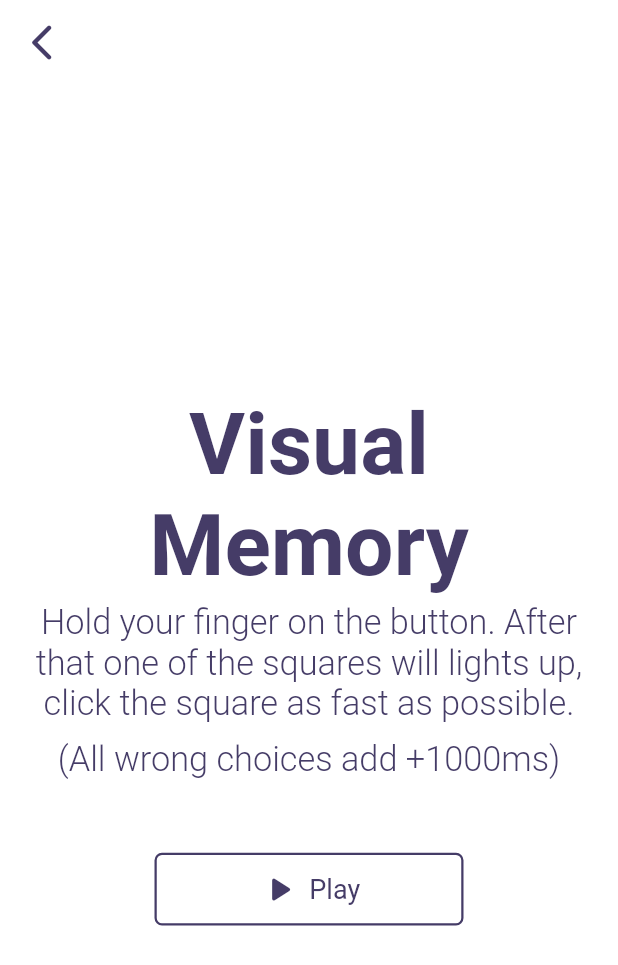
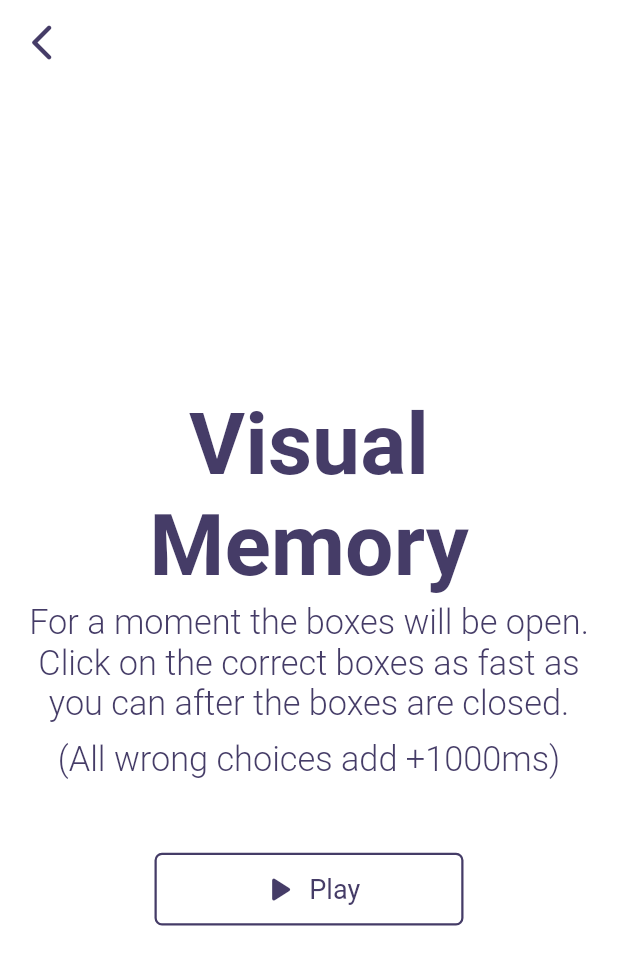
Before and after one commit to Burak-Baylan/human_benchmark_flutter_v2, a Flutter app: the VisualMemoryMenu screen opened directly, on a phone screen of 412 x 824 dp. Shown: the top 965 px of the screen. Run offline on Flutter 3.47's test engine with Material 2 defaults, Android fonts, the phone set to English and light mode, and no system bars; our stand-ins replace flutter_mobx, flutter_screenutil, focus_detector, get, get_it, mobx and 2 more; generated files the repository leaves out were written again; Roboto replaces fonts that are missing (GemunuLibre).

Commit message:
update: visual memory game menu text

```diff
--- a/lib/pages/visual_memory/visual_memory_menu/visual_memory_menu.dart
+++ b/lib/pages/visual_memory/visual_memory_menu/visual_memory_menu.dart
@@ -42,7 +42,7 @@ class VisualMemoryMenu extends StatelessWidget {
               ),
               SizedBox(height: 5.h),
               LessText.lessFuturedText(
-                text: 'Hold your finger on the button. After that one of the squares will lights up, click the square as fast as possible.',
+                text: 'For a moment the boxes will be open. Click on the correct boxes as fast as you can after the boxes are closed.',
                 color: MyColors.secondaryColor,
                 fontSize: 20.sp,
                 fontWeight: FontWeight.w300,
```
